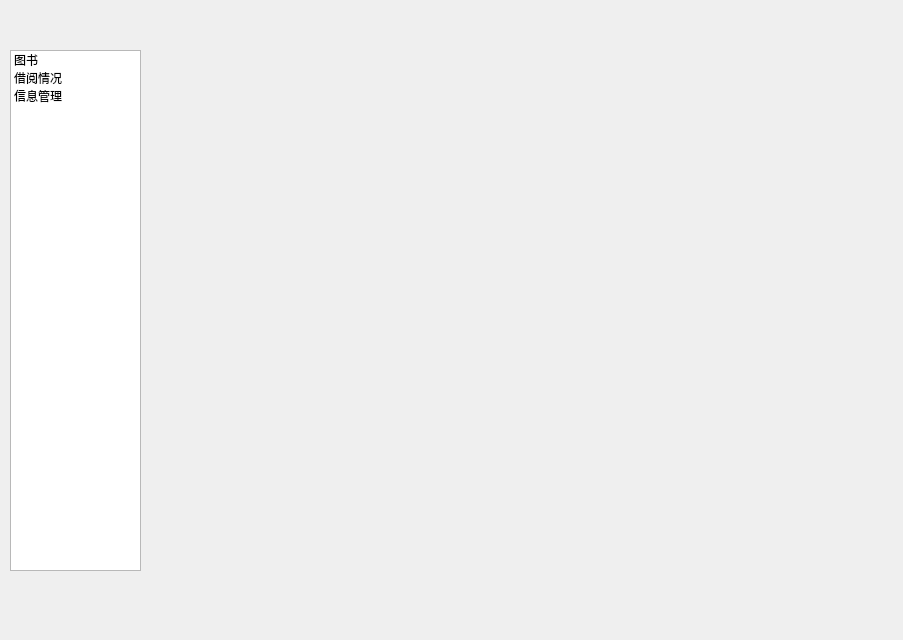
Above: qt try/ui_outline/administermainwindow.ui from GhostofAdam/LibraryManagement before the change. Below: the same form after it.
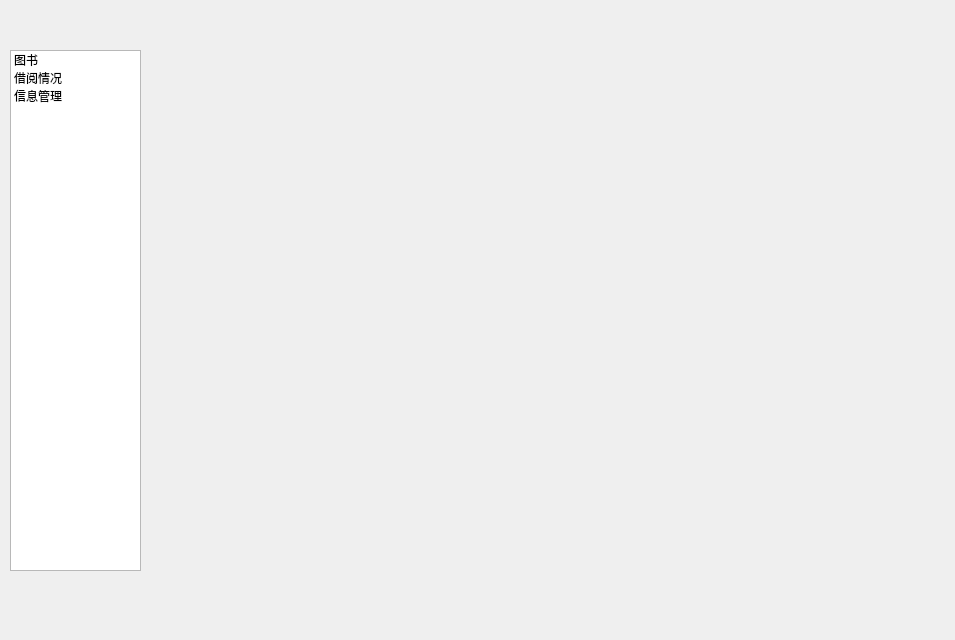
That is the form after the change.

Diff of the .ui file:
```diff
--- a/qt try/ui_outline/administermainwindow.ui
+++ b/qt try/ui_outline/administermainwindow.ui
@@ -6,7 +6,7 @@
    <rect>
     <x>0</x>
     <y>0</y>
-    <width>903</width>
+    <width>955</width>
     <height>640</height>
    </rect>
   </property>
@@ -18,8 +18,8 @@
     <rect>
      <x>200</x>
      <y>50</y>
-     <width>681</width>
-     <height>521</height>
+     <width>741</width>
+     <height>571</height>
     </rect>
    </property>
    <property name="currentIndex">
```
